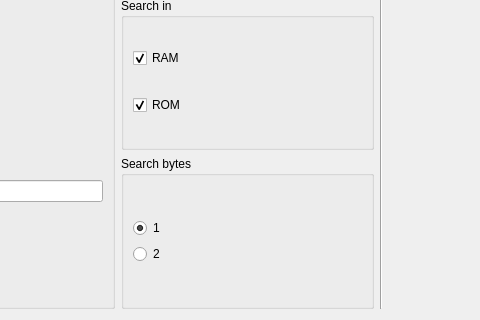
This is UI/cheating/search_cheat.ui in NADNES-TEAM/NADNES as Qt 5 draws it before an edit; both pictures show x 149 to 629 and y 393 to 713 of the 629 by 713 pixel window. The edited form follows.
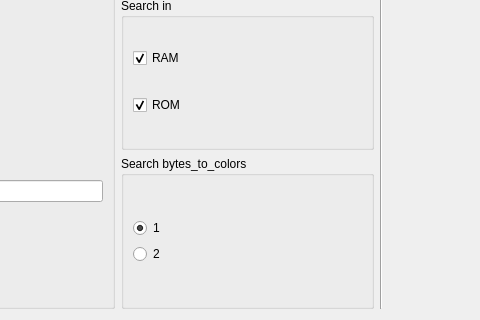
This is the edited form.

What changed in the file:
```diff
--- a/UI/cheating/search_cheat.ui
+++ b/UI/cheating/search_cheat.ui
@@ -272,7 +272,7 @@
             </sizepolicy>
            </property>
            <property name="title">
-            <string>Search bytes</string>
+            <string>Search bytes_to_colors</string>
            </property>
            <layout class="QVBoxLayout" name="verticalLayout_8">
             <item>
```
